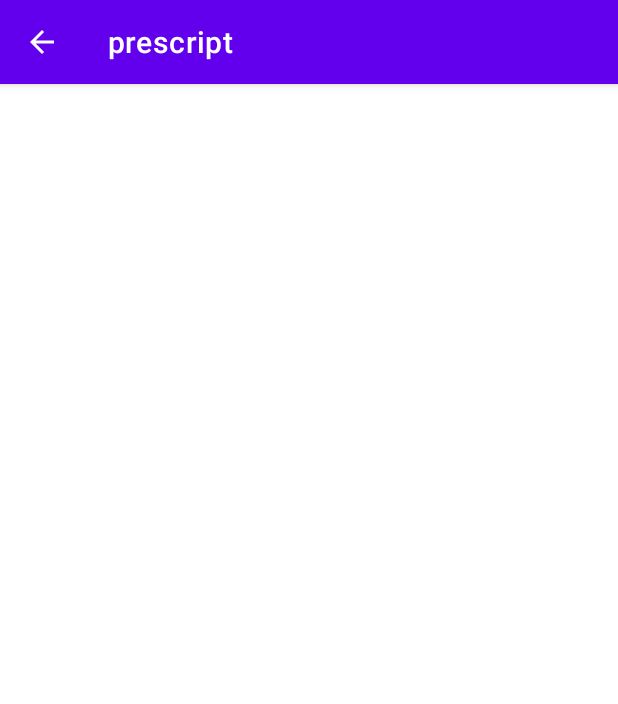
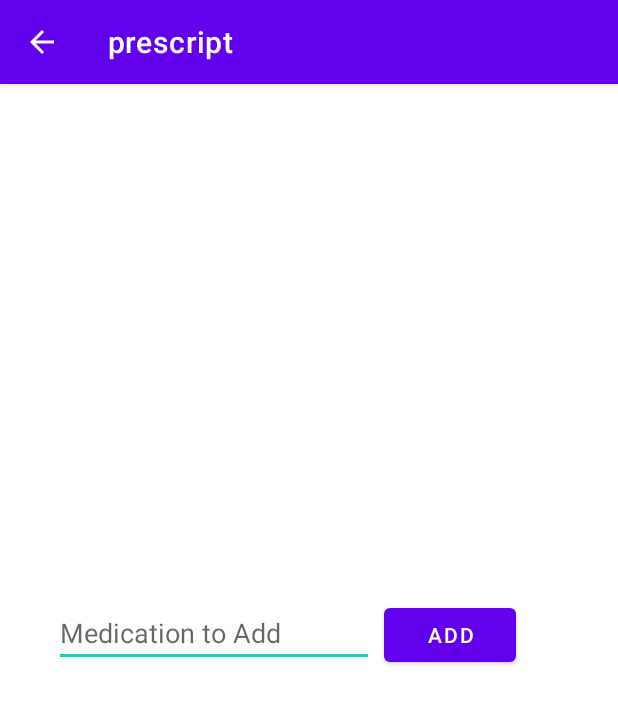
Before and after one commit to DangerGuy/Prescript, an Android app: the UserInterface screen opened directly, with no data from a screen before it, on a phone screen of 412 x 824 dp. Shown: the top 704 px of the screen. Run offline under Robolectric (Android 15) with nearby library versions, the phone set to English and light mode, and no system bars.

Commit message:
refactored a bunch of stuff, and implemented whatever was left

```diff
--- a/app/src/main/java/com/example/prescript/UserInterface.java
+++ b/app/src/main/java/com/example/prescript/UserInterface.java
@@ -10,6 +10,7 @@ import android.text.Spanned;
 import android.text.method.LinkMovementMethod;
 import android.text.style.ClickableSpan;
 import android.view.View;
+import android.widget.Button;
 import android.widget.TextView;
 import android.widget.Toast;
 
@@ -52,6 +53,9 @@ public class UserInterface extends AppCompatActivity {
         TextView textView = (TextView) findViewById(R.id.displayName);
         textView.setText(text);
 
+        TextView medAddMsg = (TextView) findViewById(R.id.medAddMsg);
+        medAddMsg.setText("");
+
         List<TextView> medications = new ArrayList<>();
 
         int medCount = intent.getIntExtra(MainActivity.MEDICATION_COUNT, 0);
@@ -82,5 +86,77 @@ public class UserInterface extends AppCompatActivity {
             medications.get(i).setText(setTo);
         }
 
+        List<MainActivity.Medication> meds = MainActivity.constructFromDeconstructedMedicationInfo(
+                MainActivity.MEDICATION_NAMES, MainActivity.MEDICATION_DESC, MainActivity.MEDICATION_IS_P,
+                MainActivity.MEDICATION_TIMES, MainActivity.MEDICATION_CONFS, medCount, intent
+        );
+
+        String medToAdd = ((TextView) findViewById(R.id.typeMedBox)).getText().toString();
+        Button medAddBut = (Button) findViewById(R.id.addMedBut);
+
+        medAddBut.setOnClickListener(new View.OnClickListener() {
+            @Override
+            public void onClick(View view) {
+                /*
+                1. not in database
+                2. already in meds
+                3. in database, not in meds, has conflict
+                4. in database, not in meds, no conflict
+                5. already 3 drugs
+                */
+                try {
+
+                    MainActivity.Medication addedMed = MainActivity.MED_DATABASE.findMedication(medToAdd);
+
+                    if (MainActivity.hasMedication(meds, medToAdd)) {
+                        // case 2
+                        medAddMsg.setText("You are already taking " + addedMed.name + ", so no need to add it again.");
+                        return;
+                    }
+
+                    if (MainActivity.hasConflicts(addedMed, meds)) {
+                        // case 3
+                        medAddMsg.setText("You cannot add " + addedMed.name
+                                + " because it has conflicting medication that you are already taking: "
+                                + MainActivity.getConflicts(addedMed, meds) + ".");
+                        return;
+                    }
+
+                    if (meds.size() == MainActivity.UPPER_LIMIT_OF_MEDS_PER_PERSON) {
+                        // case 5
+                        medAddMsg.setText("Oops, this prototype Prescript program does not support people taking more than " +
+                                MainActivity.UPPER_LIMIT_OF_MEDS_PER_PERSON + " medications.");
+                        return;
+                    }
+
+                    // case 4
+                    medAddMsg.setText("Success, " + addedMed.name + " has been added to the medications you are taking.");
+                    int index = meds.size();
+                    int medId = selectMed(index);
+                    medications.add((TextView) findViewById(medId));
+                    SpannableString setTo = new SpannableString(addedMed.name + " (" + addedMed.time + ")   ");
+
+                    ClickableSpan clickableMed = new ClickableSpan() {
+                        @Override
+                        public void onClick(@NonNull View view) {
+                            openMedDetails(addedMed.name, addedMed.description, addedMed.isPrescription);
+                        }
+                    };
+
+                    setTo.setSpan(clickableMed, 0, setTo.length() - 3, Spanned.SPAN_EXCLUSIVE_EXCLUSIVE);
+                    medications.get(index).setText(setTo);
+                    medications.get(index).setMovementMethod(LinkMovementMethod.getInstance());
+
+                    meds.add(addedMed);
+
+                } catch (MedicationsDatabase.NoMedicationFoundException e) {
+                    // case 1
+                    medAddMsg.setText("Sorry, but the medication " + medToAdd + " does not currently exist within our database.");
+                }
+
+            }
+
+        });
+
     }
 }
--- a/app/src/main/res/layout/activity_user_interface.xml
+++ b/app/src/main/res/layout/activity_user_interface.xml
@@ -77,4 +77,36 @@
         app:layout_constraintTop_toTopOf="@+id/med2"
         tools:srcCompat="@tools:sample/avatars" />
 
+    <EditText
+        android:id="@+id/typeMedBox"
+        android:layout_width="wrap_content"
+        android:layout_height="wrap_content"
+        android:layout_marginTop="36dp"
+        android:layout_marginLeft="36dp"
+        android:ems="10"
+        android:hint="Medication to Add"
+        app:layout_constraintStart_toStartOf="parent"
+        app:layout_constraintTop_toBottomOf="@+id/med2" />
+
+    <Button
+        android:id="@+id/addMedBut"
+        android:layout_width="wrap_content"
+        android:layout_height="wrap_content"
+        android:layout_marginStart="256dp"
+        android:layout_marginTop="36dp"
+        android:text="Add"
+        app:layout_constraintLeft_toRightOf="@+id/typeMedBox"
+        app:layout_constraintStart_toStartOf="parent"
+        app:layout_constraintTop_toBottomOf="@+id/med2" />
+
+    <TextView
+        android:id="@+id/medAddMsg"
+        android:layout_width="wrap_content"
+        android:layout_height="wrap_content"
+        android:layout_marginStart="40dp"
+        android:layout_marginTop="40dp"
+        android:text="med add message"
+        app:layout_constraintStart_toStartOf="parent"
+        app:layout_constraintTop_toBottomOf="@+id/typeMedBox" />
+
 </androidx.constraintlayout.widget.ConstraintLayout>
```
Also changed, not shown: app/src/main/java/com/example/prescript/MainActivity.java (+105 -17 lines), app/src/main/java/com/example/prescript/MedicationsDatabase.java (added, +34 -0 lines).
